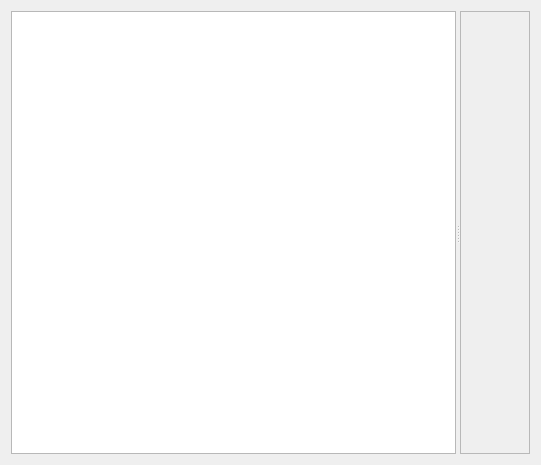
The window that gui/configdialog.ui (rafaelmartins/rst2pdf) describes before a commit, drawn with Qt 5.
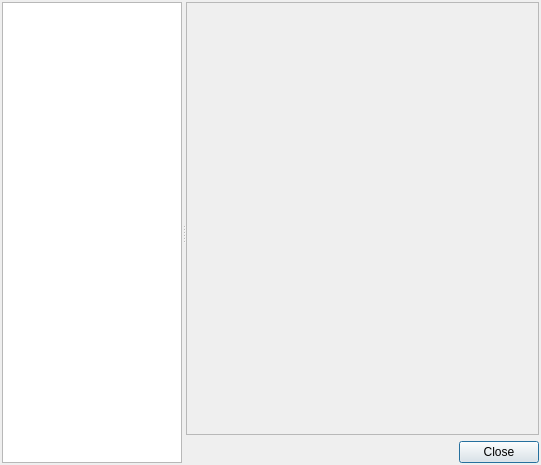
The same window after the commit. Icons and pictures are not drawn.

Diff of the .ui file:
```diff
--- a/gui/configdialog.ui
+++ b/gui/configdialog.ui
@@ -13,7 +13,14 @@
   <property name="windowTitle">
    <string>Dialog</string>
   </property>
-  <layout class="QVBoxLayout" name="verticalLayout">
+  <property name="windowIcon">
+   <iconset resource="icons.qrc">
+    <normaloff>:/icons/kaddressbook.svg</normaloff>:/icons/kaddressbook.svg</iconset>
+  </property>
+  <layout class="QVBoxLayout" name="verticalLayout_2">
+   <property name="margin">
+    <number>2</number>
+   </property>
    <item>
     <widget class="QSplitter" name="splitter">
      <property name="orientation">
@@ -26,21 +33,71 @@
         <verstretch>0</verstretch>
        </sizepolicy>
       </property>
-     </widget>
-     <widget class="QScrollArea" name="scrollArea">
-      <property name="widgetResizable">
-       <bool>true</bool>
+      <property name="maximumSize">
+       <size>
+        <width>180</width>
+        <height>16777215</height>
+       </size>
       </property>
-      <widget class="QWidget" name="scrollAreaWidgetContents">
-       <property name="geometry">
-        <rect>
-         <x>0</x>
-         <y>0</y>
-         <width>161</width>
-         <height>443</height>
-        </rect>
-       </property>
-      </widget>
+     </widget>
+     <widget class="QWidget" name="layoutWidget">
+      <layout class="QVBoxLayout" name="verticalLayout">
+       <item>
+        <widget class="QScrollArea" name="container">
+         <property name="sizePolicy">
+          <sizepolicy hsizetype="Expanding" vsizetype="Expanding">
+           <horstretch>5</horstretch>
+           <verstretch>0</verstretch>
+          </sizepolicy>
+         </property>
+         <property name="widgetResizable">
+          <bool>true</bool>
+         </property>
+         <widget class="QWidget" name="scrollAreaWidgetContents">
+          <property name="geometry">
+           <rect>
+            <x>0</x>
+            <y>0</y>
+            <width>345</width>
+            <height>419</height>
+           </rect>
+          </property>
+          <layout class="QVBoxLayout" name="verticalLayout_3">
+           <property name="margin">
+            <number>0</number>
+           </property>
+           <item>
+            <layout class="QVBoxLayout" name="layout"/>
+           </item>
+          </layout>
+         </widget>
+        </widget>
+       </item>
+       <item>
+        <layout class="QHBoxLayout" name="horizontalLayout">
+         <item>
+          <spacer name="horizontalSpacer">
+           <property name="orientation">
+            <enum>Qt::Horizontal</enum>
+           </property>
+           <property name="sizeHint" stdset="0">
+            <size>
+             <width>40</width>
+             <height>20</height>
+            </size>
+           </property>
+          </spacer>
+         </item>
+         <item>
+          <widget class="QPushButton" name="pushButton_2">
+           <property name="text">
+            <string>Close</string>
+           </property>
+          </widget>
+         </item>
+        </layout>
+       </item>
+      </layout>
      </widget>
     </widget>
    </item>
```
Left out of the diff: 27 changed lines with no effect on the pictures.
